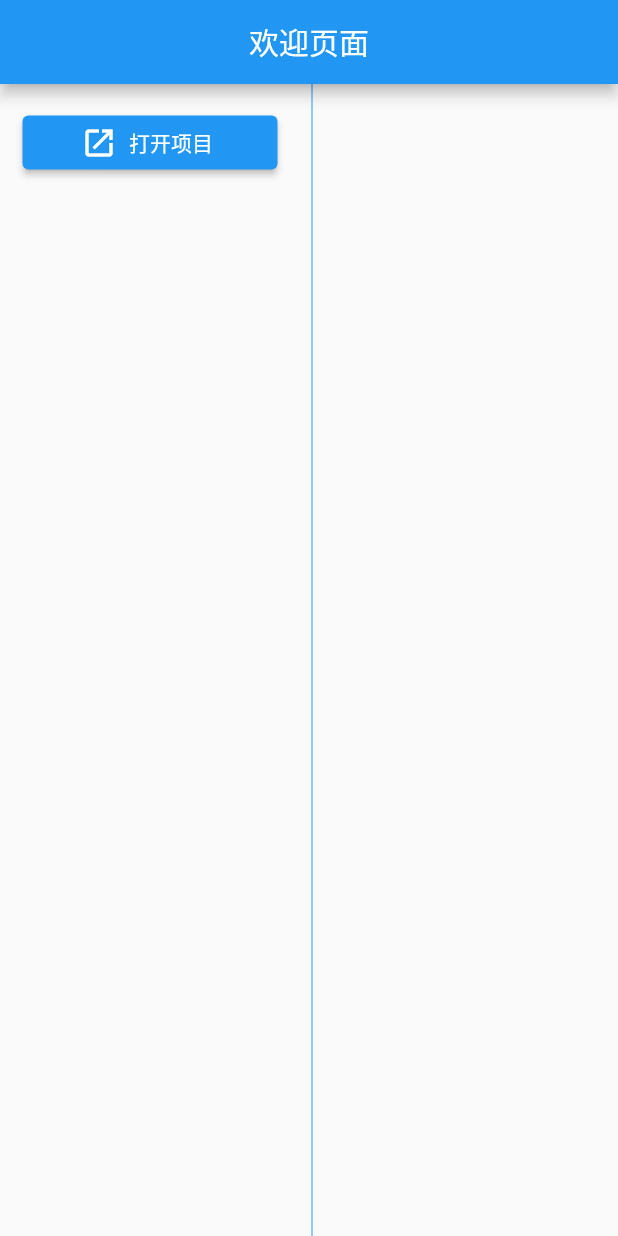
After one commit to flutter-runtime/flutter_runtime_ide, a Flutter app: the screen it shows after launch, after a tap on "打开项目", on a phone screen of 412 x 824 dp. The commit adds this screen. Run offline on Flutter 3.47's test engine with Material 2 defaults, Android fonts, the phone set to English and light mode, and no system bars; our stand-ins replace file_picker, get, shared_preferences.

Commit message:
新增了欢迎页面 可以选择存在的 Flutter 工程

```diff
--- /dev/null
+++ b/lib/app/modules/welcome/bindings/welcome_binding.dart
@@ -0,0 +1,12 @@
+import 'package:get/get.dart';
+
+import '../controllers/welcome_controller.dart';
+
+class WelcomeBinding extends Bindings {
+  @override
+  void dependencies() {
+    Get.lazyPut<WelcomeController>(
+      () => WelcomeController(),
+    );
+  }
+}
--- /dev/null
+++ b/lib/app/modules/welcome/controllers/welcome_controller.dart
@@ -0,0 +1,83 @@
+import 'dart:io';
+
+import 'package:file_picker/file_picker.dart';
+import 'package:flutter_runtime_ide/app/routes/app_pages.dart';
+import 'package:get/get.dart';
+import 'package:path/path.dart';
+import 'package:shared_preferences/shared_preferences.dart';
+
+class WelcomeController extends GetxController {
+  // 已经打开过的项目列表
+  var projectPaths = <String>[].obs;
+  // 存储在本地已经打开项目列表的 Key
+  static const String projectPathsKey = "projectPaths";
+  // 当前高亮的索引
+  RxInt currentHighlightIndex = RxInt(-1);
+
+  WelcomeController() {
+    init();
+  }
+
+  Future<void> init() async {
+    SharedPreferences preferences = await SharedPreferences.getInstance();
+    projectPaths.value = preferences.getStringList(projectPathsKey) ?? [];
+  }
+
+  // 打开 Flutter 项目
+  Future<void> openExitProject() async {
+    String? projectPath = await FilePicker.platform.getDirectoryPath(
+      dialogTitle: "请选择 Flutter 项目的路径",
+    );
+    if (projectPath == null) return;
+    String pubspecFilePath = join(projectPath, "pubspec.yaml");
+    if (!await File(pubspecFilePath).exists()) {
+      Get.snackbar("错误", "你选择不是一个 Flutter 项目!");
+      return;
+    }
+
+    // 判断工程是否已经存在
+    if (projectPaths.contains(projectPath)) {
+      projectPaths.remove(projectPath);
+    }
+    projectPaths.add(projectPath);
+    sortProject(projectPath);
+    goHome(projectPath);
+  }
+
+  // 点击了历史某一工程
+  // @param projectPath 项目的路径
+  void onClickHistoryItem(String projectPath) {
+    sortProject(projectPath);
+    goHome(projectPath);
+  }
+
+  // 前往首页
+  // @param projectPath 项目的路径
+  void goHome(String projectPath) {
+    Get.toNamed(Routes.HOME, arguments: projectPath);
+  }
+
+  // 将指定的目录排序到第一位
+  // @param projectPath 指定的目录
+  void sortProject(String projectPath) {
+    // 获取 projectPath 在数组所在的位置
+    int index = projectPaths.indexOf(projectPath);
+    projectPaths.removeAt(index);
+    // 将最新的路径放在第一个
+    projectPaths.insert(0, projectPath);
+    _saveProjectPaths();
+  }
+
+  // 将已经打开过的项目列表保存在本地
+  void _saveProjectPaths() async {
+    SharedPreferences preferences = await SharedPreferences.getInstance();
+    preferences.setStringList(projectPathsKey, projectPaths);
+  }
+
+  /// 删除对应的历史工程
+  /// @param projectPath 历史工程的路径
+  void deleteProjectPath(String projectPath) {
+    projectPaths.remove(projectPath);
+    _saveProjectPaths();
+  }
+}
--- /dev/null
+++ b/lib/app/modules/welcome/views/welcome_view.dart
@@ -0,0 +1,86 @@
+import 'package:flutter/material.dart';
+
+import 'package:get/get.dart';
+
+import '../controllers/welcome_controller.dart';
+
+class WelcomeView extends GetView<WelcomeController> {
+  const WelcomeView({Key? key}) : super(key: key);
+  @override
+  Widget build(BuildContext context) {
+    return Scaffold(
+      appBar: AppBar(
+        title: const Text('欢迎页面'),
+        centerTitle: true,
+      ),
+      body: Row(
+        children: [
+          SizedBox(
+            width: 200,
+            child: Column(
+              children: [
+                Container(
+                  width: double.infinity,
+                  padding: const EdgeInsets.all(15),
+                  child: ElevatedButton.icon(
+                    onPressed: () => controller.openExitProject(),
+                    icon: const Icon(Icons.open_in_new),
+                    label: const Text("打开项目"),
+                  ),
+                )
+              ],
+            ),
+          ),
+          const VerticalDivider(color: Colors.blue),
+          Expanded(
+            child: Obx(
+              () {
+                return ListView.separated(
+                    itemBuilder: (context, index) {
+                      String projectPath = controller.projectPaths[index];
+                      return MouseRegion(
+                        onEnter: (event) {
+                          controller.currentHighlightIndex.value = index;
+                        },
+                        child: InkWell(
+                          onTap: () {
+                            controller.onClickHistoryItem(projectPath);
+                          },
+                          child: Container(
+                            width: double.infinity,
+                            padding: const EdgeInsets.all(15),
+                            child: Row(
+                              children: [
+                                Expanded(
+                                  child: Text(
+                                    projectPath,
+                                    style: const TextStyle(color: Colors.grey),
+                                  ),
+                                ),
+                                Obx(
+                                  () => controller
+                                              .currentHighlightIndex.value ==
+                                          index
+                                      ? IconButton(
+                                          onPressed: () => controller
+                                              .deleteProjectPath(projectPath),
+                                          icon: const Icon(Icons.delete),
+                                        )
+                                      : Container(),
+                                )
+                              ],
+                            ),
+                          ),
+                        ),
+                      );
+                    },
+                    separatorBuilder: (context, itemCount) => const Divider(),
+                    itemCount: controller.projectPaths.length);
+              },
+            ),
+          )
+        ],
+      ),
+    );
+  }
+}
--- a/lib/app/routes/app_routes.dart
+++ b/lib/app/routes/app_routes.dart
@@ -4,9 +4,11 @@ part of 'app_pages.dart';
 abstract class Routes {
   Routes._();
   static const HOME = _Paths.HOME;
+  static const WELCOME = _Paths.WELCOME;
 }
 
 abstract class _Paths {
   _Paths._();
   static const HOME = '/home';
+  static const WELCOME = '/welcome';
 }
--- a/pubspec.yaml
+++ b/pubspec.yaml
@@ -3,11 +3,14 @@ version: 1.0.0+1
 publish_to: none
 description: A new Flutter project.
 environment:
-  sdk: '>=2.18.6 <3.0.0'
+  sdk: ">=2.18.6 <3.0.0"
 
 dependencies:
   cupertino_icons: ^1.0.2
   get: 4.6.5
+  file_picker: ^5.3.0
+  path: ^1.8.2
+  shared_preferences: ^2.1.1
   flutter:
     sdk: flutter
 
```
Also changed, not shown: lib/app/modules/home/controllers/home_controller.dart (+7 -18 lines), lib/app/modules/home/views/home_view.dart (+3 -6 lines), lib/app/routes/app_pages.dart (+8 -1 lines), pubspec.lock, 16 other files.
